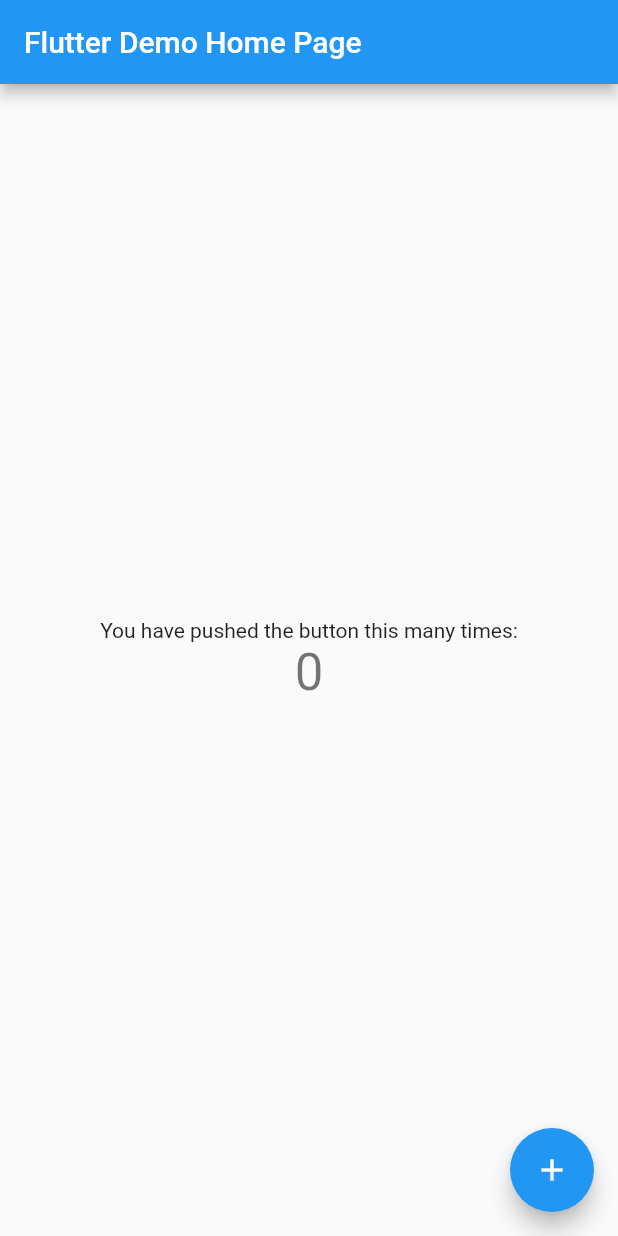
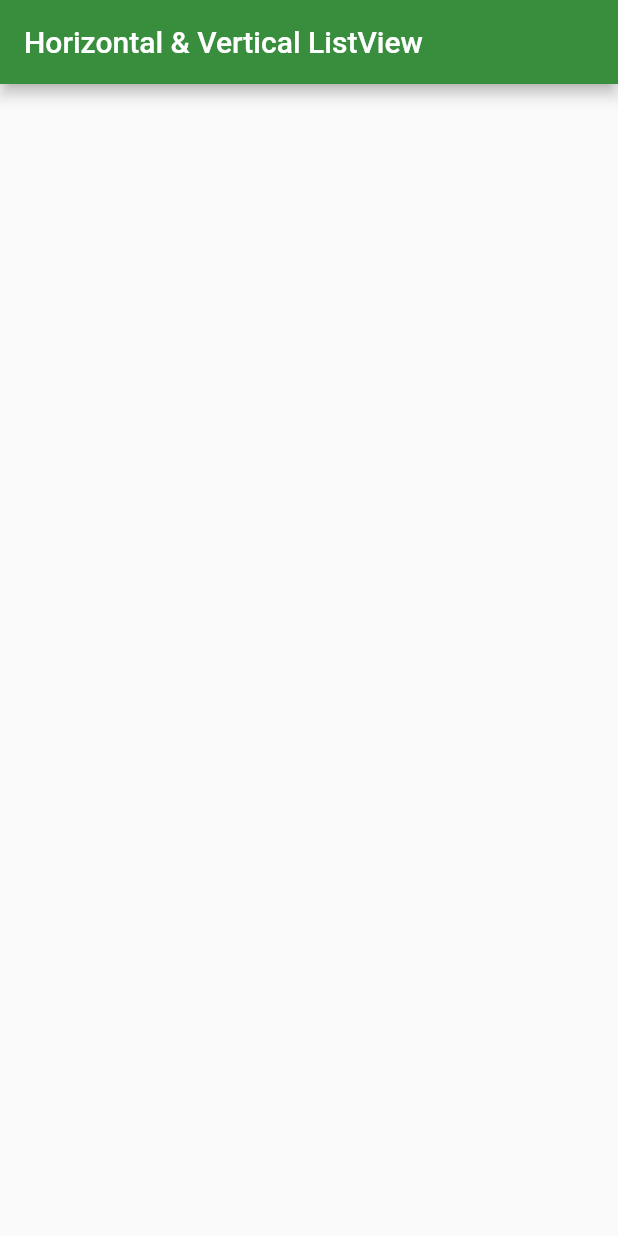
Before and after one commit to yasin1376/flutter_horizontal_vertical_listview, a Flutter app: the screen it shows after launch, on a phone screen of 412 x 824 dp. Run offline on Flutter 3.47's test engine with Material 2 defaults, Android fonts, the phone set to English and light mode, and no system bars.

Commit message:
created home page

```diff
--- /dev/null
+++ b/lib/HomePage.dart
@@ -0,0 +1,19 @@
+import 'package:flutter/material.dart';
+
+class HomePage extends StatefulWidget {
+  @override
+  _HomePageState createState() => _HomePageState();
+}
+
+class _HomePageState extends State<HomePage> {
+  @override
+  Widget build(BuildContext context) {
+    return Scaffold(
+      appBar: AppBar(
+        title: Text("Horizontal & Vertical ListView"),
+        backgroundColor: Colors.green[700],
+      ),
+      body: Container(),
+    );
+  }
+}
--- a/lib/main.dart
+++ b/lib/main.dart
@@ -1,113 +1,16 @@
 import 'package:flutter/material.dart';
+
+import 'HomePage.dart';
 
 void main() {
   runApp(MyApp());
 }
 
 class MyApp extends StatelessWidget {
-  // This widget is the root of your application.
   @override
   Widget build(BuildContext context) {
     return MaterialApp(
-      title: 'Flutter Demo',
-      theme: ThemeData(
-        // This is the theme of your application.
-        //
-        // Try running your application with "flutter run". You'll see the
-        // application has a blue toolbar. Then, without quitting the app, try
-        // changing the primarySwatch below to Colors.green and then invoke
-        // "hot reload" (press "r" in the console where you ran "flutter run",
-        // or simply save your changes to "hot reload" in a Flutter IDE).
-        // Notice that the counter didn't reset back to zero; the application
-        // is not restarted.
-        primarySwatch: Colors.blue,
-      ),
-      home: MyHomePage(title: 'Flutter Demo Home Page'),
+      home: HomePage(),
     );
   }
 }
-
-class MyHomePage extends StatefulWidget {
-  MyHomePage({Key? key, required this.title}) : super(key: key);
-
-  // This widget is the home page of your application. It is stateful, meaning
-  // that it has a State object (defined below) that contains fields that affect
-  // how it looks.
-
-  // This class is the configuration for the state. It holds the values (in this
-  // case the title) provided by the parent (in this case the App widget) and
-  // used by the build method of the State. Fields in a Widget subclass are
-  // always marked "final".
-
-  final String title;
-
-  @override
-  _MyHomePageState createState() => _MyHomePageState();
-}
-
-class _MyHomePageState extends State<MyHomePage> {
-  int _counter = 0;
-
-  void _incrementCounter() {
-    setState(() {
-      // This call to setState tells the Flutter framework that something has
-      // changed in this State, which causes it to rerun the build method below
-      // so that the display can reflect the updated values. If we changed
-      // _counter without calling setState(), then the build method would not be
-      // called again, and so nothing would appear to happen.
-      _counter++;
-    });
-  }
-
-  @override
-  Widget build(BuildContext context) {
-    // This method is rerun every time setState is called, for instance as done
-    // by the _incrementCounter method above.
-    //
-    // The Flutter framework has been optimized to make rerunning build methods
-    // fast, so that you can just rebuild anything that needs updating rather
-    // than having to individually change instances of widgets.
-    return Scaffold(
-      appBar: AppBar(
-        // Here we take the value from the MyHomePage object that was created by
-        // the App.build method, and use it to set our appbar title.
-        title: Text(widget.title),
-      ),
-      body: Center(
-        // Center is a layout widget. It takes a single child and positions it
-        // in the middle of the parent.
-        child: Column(
-          // Column is also a layout widget. It takes a list of children and
-          // arranges them vertically. By default, it sizes itself to fit its
-          // children horizontally, and tries to be as tall as its parent.
-          //
-          // Invoke "debug painting" (press "p" in the console, choose the
-          // "Toggle Debug Paint" action from the Flutter Inspector in Android
-          // Studio, or the "Toggle Debug Paint" command in Visual Studio Code)
-          // to see the wireframe for each widget.
-          //
-          // Column has various properties to control how it sizes itself and
-          // how it positions its children. Here we use mainAxisAlignment to
-          // center the children vertically; the main axis here is the vertical
-          // axis because Columns are vertical (the cross axis would be
-          // horizontal).
-          mainAxisAlignment: MainAxisAlignment.center,
-          children: <Widget>[
-            Text(
-              'You have pushed the button this many times:',
-            ),
-            Text(
-              '$_counter',
-              style: Theme.of(context).textTheme.headline4,
-            ),
-          ],
-        ),
-      ),
-      floatingActionButton: FloatingActionButton(
-        onPressed: _incrementCounter,
-        tooltip: 'Increment',
-        child: Icon(Icons.add),
-      ), // This trailing comma makes auto-formatting nicer for build methods.
-    );
-  }
-}
```
